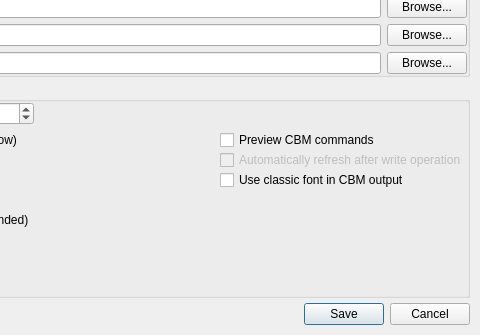
First picture: the form in settingsdialog.ui, repository mveinot/QtCBM, before the edit; both pictures show x 210 to 690 and y 90 to 425 of the 690 by 425 pixel window.
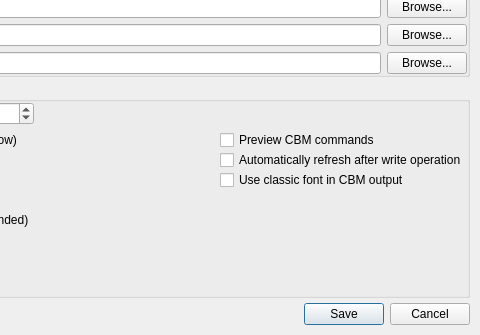
Second picture: the form after the edit.

Commit message: Enable and honour the setting to refresh directory after a copy.

```diff
--- a/settingsdialog.ui
+++ b/settingsdialog.ui
@@ -333,7 +333,7 @@
              <item>
               <widget class="QCheckBox" name="autoRefresh">
                <property name="enabled">
-                <bool>false</bool>
+                <bool>true</bool>
                </property>
                <property name="text">
                 <string>Automatically refresh after write operation</string>
```
The commit also changes 1 other file.
